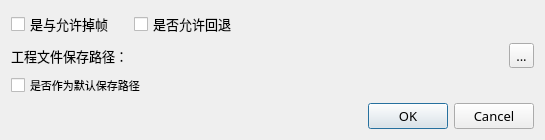
Old version of the form option.ui in the repository suisiyuan/IDT_Capture.
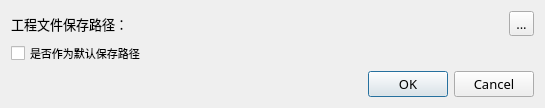
New version of the form.

The edit to the form file:
```diff
--- a/option.ui
+++ b/option.ui
@@ -7,7 +7,7 @@
     <x>0</x>
     <y>0</y>
     <width>545</width>
-    <height>135</height>
+    <height>102</height>
    </rect>
   </property>
   <property name="font">
@@ -20,14 +20,7 @@
    <string>选项设置</string>
   </property>
   <layout class="QGridLayout" name="gridLayout">
-   <item row="0" column="0">
-    <widget class="QCheckBox" name="fastCheck">
-     <property name="text">
-      <string>是与允许掉帧</string>
-     </property>
-    </widget>
-   </item>
-   <item row="6" column="0" colspan="3">
+   <item row="5" column="0" colspan="3">
     <widget class="QDialogButtonBox" name="buttonBox">
      <property name="orientation">
       <enum>Qt::Horizontal</enum>
@@ -37,21 +30,14 @@
      </property>
     </widget>
    </item>
-   <item row="0" column="1">
-    <widget class="QCheckBox" name="backCheck">
-     <property name="text">
-      <string>是否允许回退</string>
-     </property>
-    </widget>
-   </item>
-   <item row="3" column="0">
+   <item row="2" column="0">
     <widget class="QLabel" name="label">
      <property name="text">
       <string>工程文件保存路径：</string>
      </property>
     </widget>
    </item>
-   <item row="5" column="0" colspan="2">
+   <item row="4" column="0" colspan="2">
     <widget class="QCheckBox" name="defaultCheck">
      <property name="font">
       <font>
@@ -63,14 +49,7 @@
      </property>
     </widget>
    </item>
-   <item row="3" column="2">
-    <widget class="QToolButton" name="toolButton">
-     <property name="text">
-      <string>...</string>
-     </property>
-    </widget>
-   </item>
-   <item row="3" column="1">
+   <item row="2" column="1">
     <widget class="QLabel" name="savePathLabel">
      <property name="sizePolicy">
       <sizepolicy hsizetype="Expanding" vsizetype="Preferred">
@@ -92,6 +71,13 @@
      </property>
     </widget>
    </item>
+   <item row="2" column="2">
+    <widget class="QToolButton" name="toolButton">
+     <property name="text">
+      <string>...</string>
+     </property>
+    </widget>
+   </item>
   </layout>
  </widget>
  <resources/>
```
